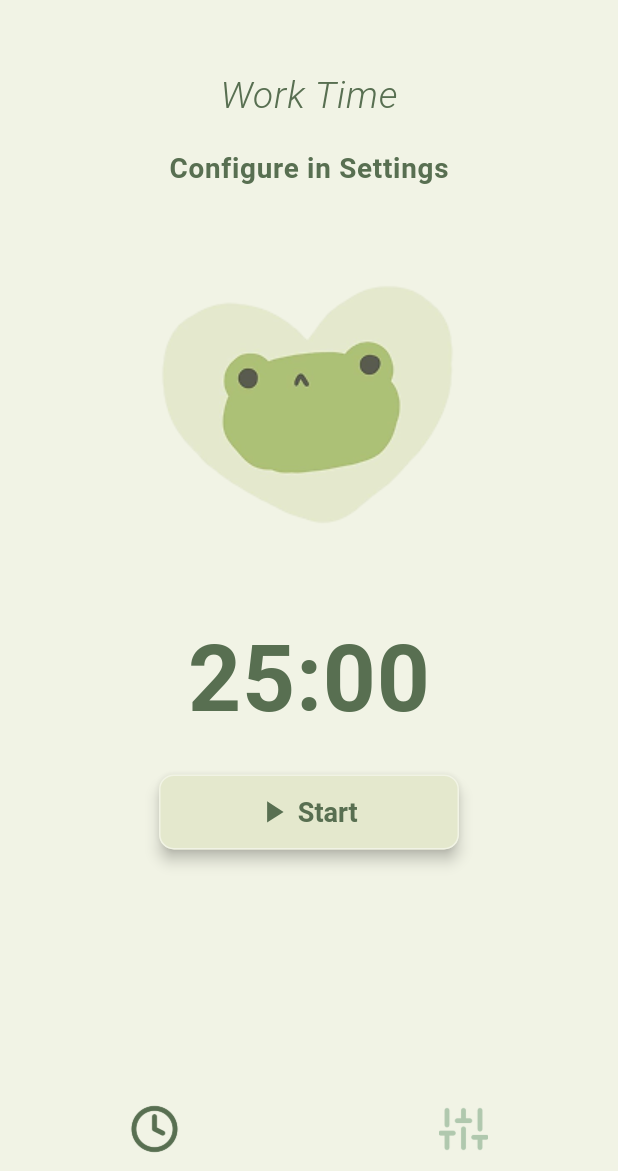
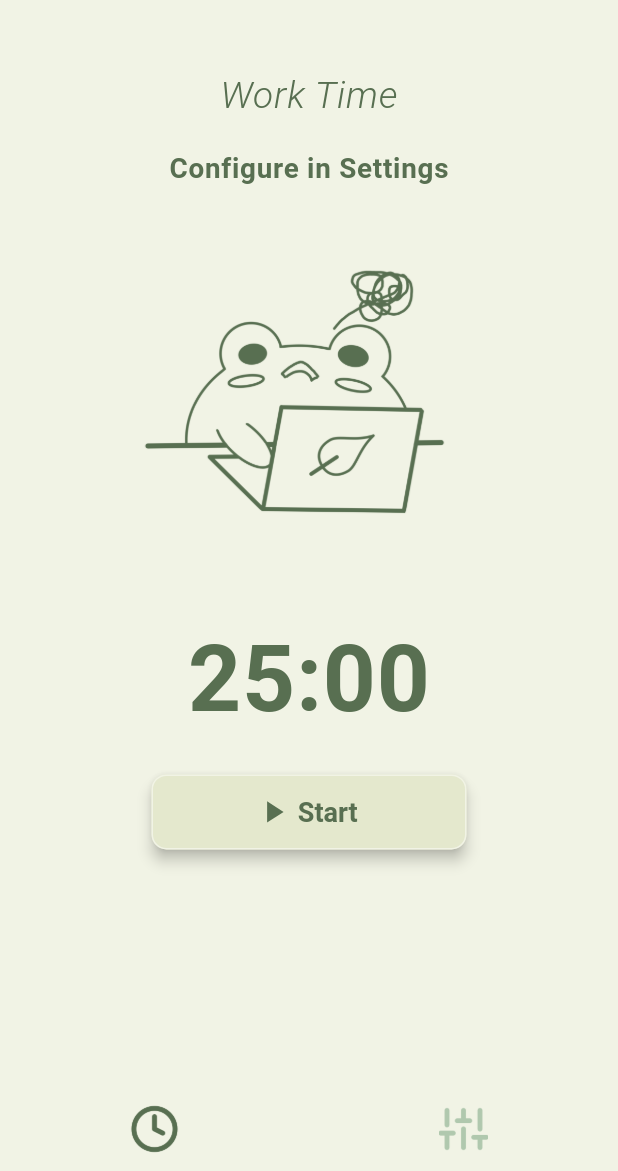
Before and after one commit to KvietelaitisMartynas/froggydoro_timer, a Flutter app: the screen it shows after launch, on a phone screen of 412 x 824 dp, the part 65-1236 px from its top. Run offline on Flutter 3.47's test engine with Material 3 defaults, Android fonts, the phone set to English and light mode, and no system bars; our stand-ins replace audioplayers, flutter_local_notifications, flutter_svg, permission_handler, shared_preferences, sqflite and 2 more; accounts and stored records are empty; Roboto replaces fonts that are missing (Inter).

Commit message:
New picture/Button fix

```diff
--- /dev/null
+++ b/froggydoro/devtools_options.yaml
@@ -0,0 +1,3 @@
+description: This file stores settings for Dart & Flutter DevTools.
+documentation: https://docs.flutter.dev/tools/devtools/extensions#configure-extension-enablement-states
+extensions:
--- a/froggydoro/lib/screens/main_screen.dart
+++ b/froggydoro/lib/screens/main_screen.dart
@@ -739,8 +739,12 @@ class _MainScreenState extends State<MainScreen>
                   ),
                   SizedBox(height: screenHeight * 0.02),
                   Image.asset(
-                    'assets/default_froggy_transparent.png',
+                    'assets/froggy.png',
                     height: screenHeight * 0.3,
+                    color:
+                        Theme.of(
+                          context,
+                        ).bottomNavigationBarTheme.selectedItemColor,
                   ),
                   SizedBox(height: screenHeight * 0.02),
                   Text(
--- a/froggydoro/lib/widgets/build_button.dart
+++ b/froggydoro/lib/widgets/build_button.dart
@@ -23,7 +23,7 @@ class ButtonWidget extends StatelessWidget {
     style: ElevatedButton.styleFrom(
       // Keep your original textStyle, elevation etc.
       // ONLY change minimumSize to fixedSize:
-      fixedSize: Size(width, 50), // <--- THE ONLY STYLE CHANGE
+      fixedSize: Size(width + 10, 50), // <--- THE ONLY STYLE CHANGE
       textStyle: TextStyle(
         fontSize: 18,
         fontWeight: FontWeight.bold,
--- a/froggydoro/pubspec.yaml
+++ b/froggydoro/pubspec.yaml
@@ -82,6 +82,7 @@ flutter:
     - assets/Icons/Pause.svg
     - assets/Icons/Play.svg
     - assets/Icons/Rewind.svg
+    - assets/froggy.png
   # To add assets to your application, add an assets section, like this:
   # assets:
   #   - images/a_dot_burr.jpeg
```
Also changed, not shown: froggydoro/assets/froggy.png (added), 1 other file.
